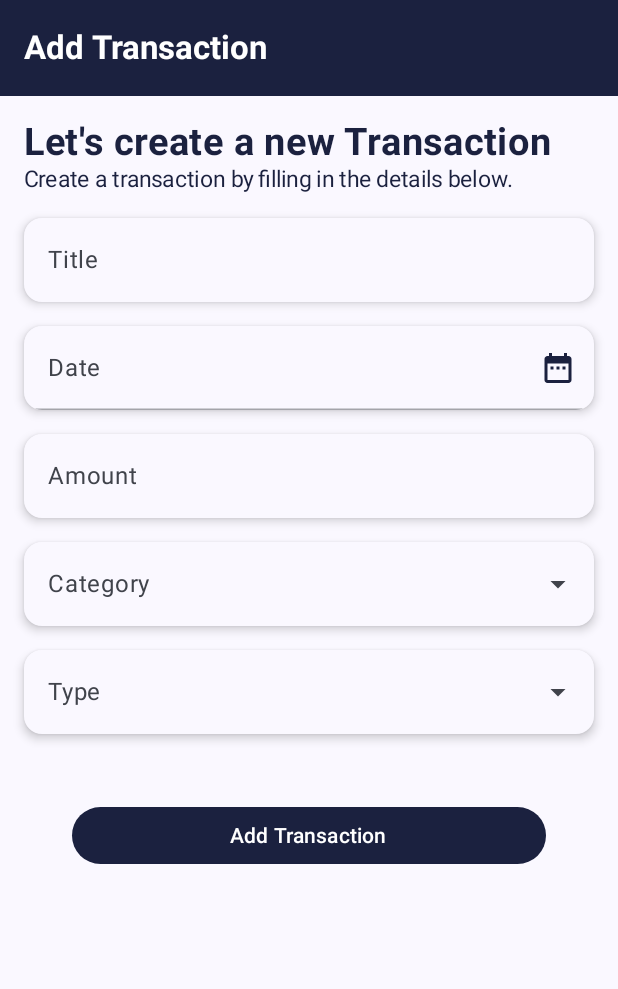
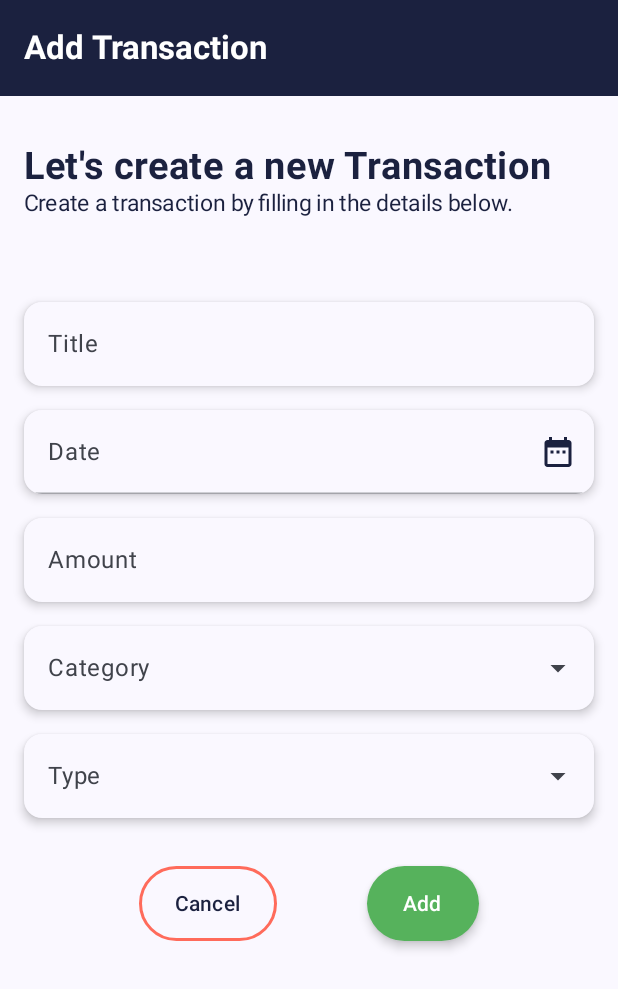
Before and after one commit to SantBreno/fintrack, an Android app built with Jetpack Compose: the AddTransactionScreen screen opened through its navigation route, on a phone screen of 412 x 824 dp. Shown: the top 989 px of the screen. Run offline under Robolectric (Android 15) with nearby library versions, the light colour scheme and no system bars; our stand-ins replace Room's generated code; 1 statement that could not run was skipped.

Commit message:
Refactor: Improve AddTransactionScreen UI
This commit refactors the UI of the `AddTransactionScreen.kt` for better visual appeal and user experience.

Key changes include:

- **Enhanced Spacing:** Added and adjusted `Spacer` elements to improve vertical spacing and layout.
- **Button Redesign:**
    - "Cancel" button:
        - Added a transparent background with a red border.
        - Text color set to dark blue (`0xFF1B213F`).
    - "Add" button:
        - Background color changed to green (`0xFF56B25C`).
        - Added elevation for a subtle shadow effect.
        - Text changed from "Add Transaction" to "Add".
    - Both buttons now have a fixed height of `50.dp` and are distributed evenly within their container.
- **Styling Adjustments:**
    - The introductory text "Let's create a new Transaction" now uses `MaterialTheme.typography.bodyLarge` with a bold font weight.
    - The sub-header text "What kind of transaction is this?" font size set to `15.sp`.

```diff
--- a/app/src/main/java/com/devsant/fintrack/ui/screens/AddTransactionScreen.kt
+++ b/app/src/main/java/com/devsant/fintrack/ui/screens/AddTransactionScreen.kt
@@ -1,5 +1,6 @@
 package com.devsant.fintrack.ui.screens
 
+import androidx.compose.foundation.BorderStroke
 import androidx.compose.foundation.layout.Arrangement
 import androidx.compose.foundation.layout.Box
 import androidx.compose.foundation.layout.Column
@@ -80,7 +81,7 @@ fun AddTransactionScreen(
                 .padding(innerPadding)
                 .padding(16.dp)
         ) {
-
+            Spacer(modifier = Modifier.height(16.dp))
             Text(
                 "Let's create a new Transaction",
                 style = MaterialTheme.typography.bodyLarge.copy(
@@ -97,7 +98,7 @@ fun AddTransactionScreen(
                 ),
                 fontSize = 15.sp
             )
-            Spacer(modifier = Modifier.height(16.dp))
+            Spacer(modifier = Modifier.height(56.dp))
 
 
             Card(
@@ -293,24 +294,31 @@ fun AddTransactionScreen(
                 contentAlignment = Alignment.Center,
             ) {
                 Row(
-                    modifier = Modifier
-                        .height(70.dp)
-                        .fillMaxWidth()
-                        .padding(16.dp),
-                    horizontalArrangement = Arrangement.spacedBy(16.dp),
+                    modifier = Modifier.fillMaxWidth(),
+                    horizontalArrangement = Arrangement.SpaceEvenly,
+                    verticalAlignment = Alignment.CenterVertically
                 ) {
                     Button(
+                        modifier = Modifier.height(50.dp),
                         onClick = {
-                            viewModel.addTransaction()
                             navController.navigate("home")
                         },
-                        modifier = Modifier.weight(1f),
-                        colors = ButtonDefaults.buttonColors(containerColor = Color(0xFF1B213F))
-                    ) {
-                        Text("Add Transaction")
-                    }
+                        colors = ButtonDefaults.buttonColors(Color.Transparent),
+                        border = BorderStroke(2.dp, Color(0xFFFF6B5B))
+                    ) { Text("Cancel", color = Color(0xFF1B213F)) }
+
+                    Button(
+                        modifier = Modifier.height(50.dp),
+                        onClick = {
+                        viewModel.addTransaction()
+                        navController.navigate("home")
+                        },
+                        elevation = ButtonDefaults.buttonElevation(
+                        defaultElevation = 4.dp,
+                        pressedElevation = 8.dp),
+                        colors = ButtonDefaults.buttonColors(Color(0xFF56B25C))
+                    ) { Text("Add") }
                 }
-
             }
         }
     }
```
